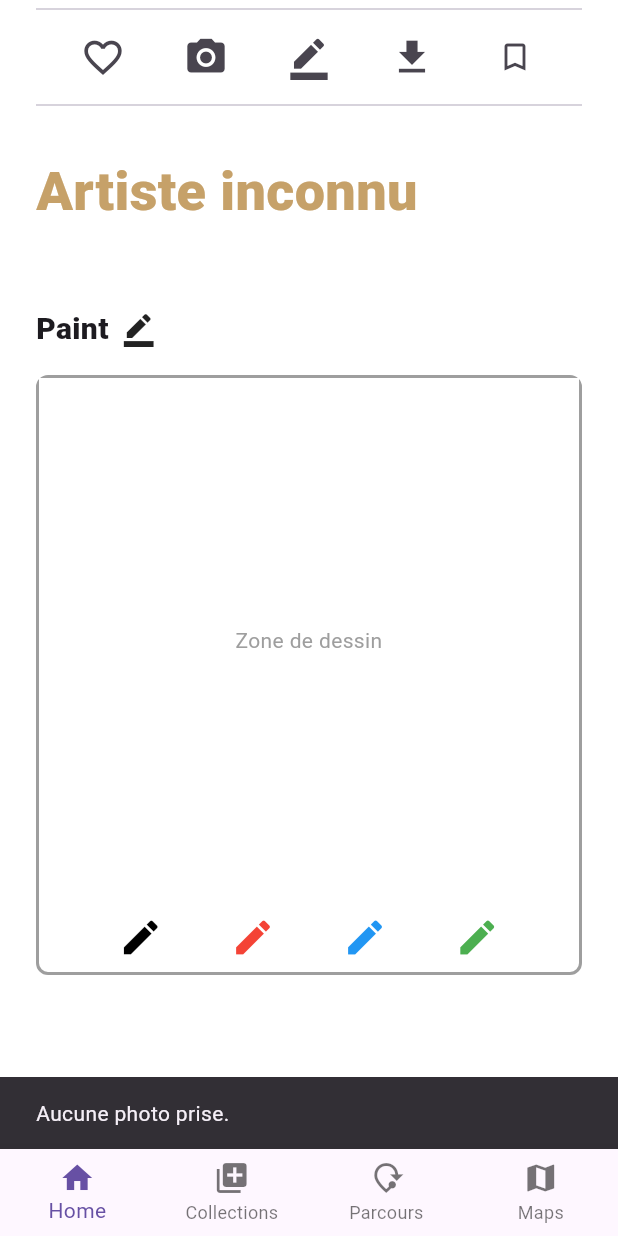
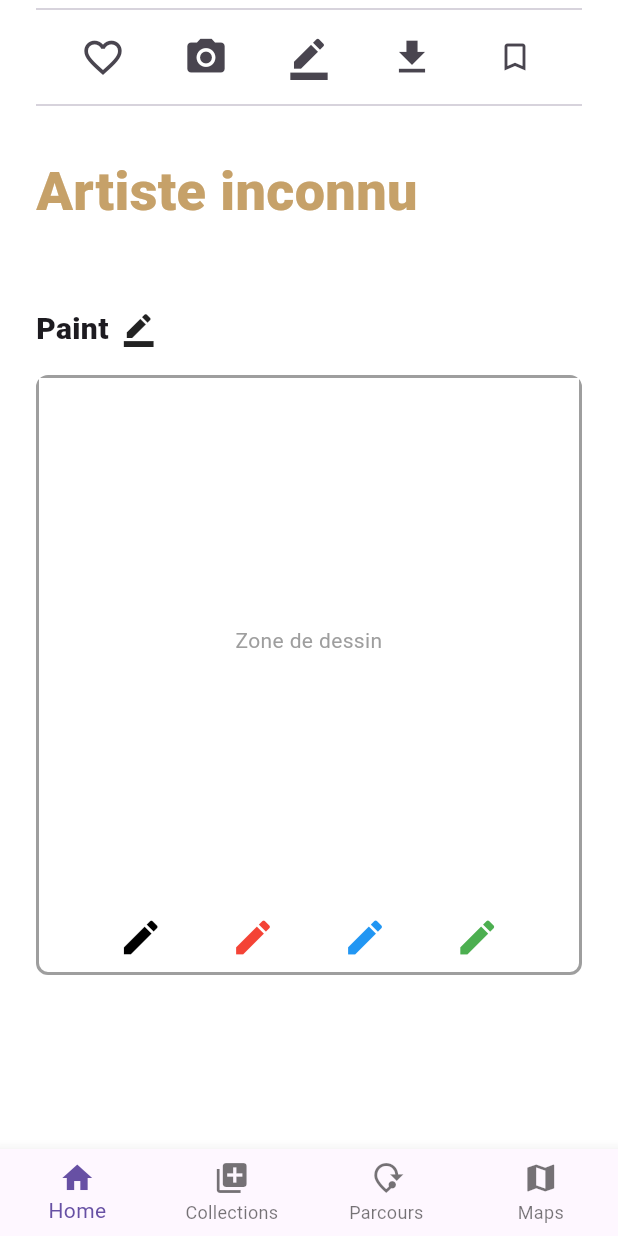
Before and after one commit to shalom-gnassounou/cultureloop, a Flutter app: the Detail screen opened by its route, scrolled down 476 dp, after a tap on the "photo camera" icon, on a phone screen of 412 x 824 dp. Run offline on Flutter 3.47's test engine with Material 3 defaults, Android fonts, the phone set to English and light mode, and no system bars; our stand-ins replace dio, image_picker, local_auth, permission_handler, webview_flutter.

Commit message:
delation of the camera function

```diff
--- a/lib/widgets/vue_detail.dart
+++ b/lib/widgets/vue_detail.dart
@@ -121,16 +121,16 @@ class VueDetail extends StatelessWidget {
               IconButton(
                 icon: const Icon(Icons.photo_camera, size: 30),
                 onPressed: () async {
-                  final ImagePicker picker = ImagePicker();
-                  final XFile? photo = await picker.pickImage(source: ImageSource.camera);
-                  if (photo != null) {
-                    ScaffoldMessenger.of(context).showSnackBar(
-                      SnackBar(content: Text('Photo prise avec succès !')),
-                    );
-                    }else{
-                      ScaffoldMessenger.of(context).showSnackBar(
-                        const SnackBar(content: Text('Aucune photo prise.')),
-                      );}
+                  //final ImagePicker picker = ImagePicker();
+                  //final XFile? photo = await picker.pickImage(source: ImageSource.camera);
+                  //if (photo != null) {
+                    //ScaffoldMessenger.of(context).showSnackBar(
+                      //SnackBar(content: Text('Photo prise avec succès !')),
+                    //);
+                    //}else{
+                      //ScaffoldMessenger.of(context).showSnackBar(
+                        //const SnackBar(content: Text('Aucune photo prise.')),
+                      //);}
                 }
               ),
               IconButton(
```
Also changed, not shown: 2 other files.
